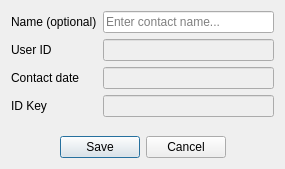
First picture: the form in BlockSettleUILib/EditContactDialog.ui, repository BlockSettle/terminal, before the edit.
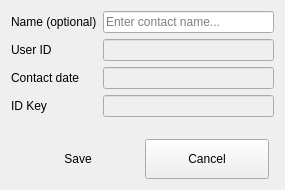
Second picture: the form after the edit.

Commit message: Updated edit contact dialog form

```diff
--- a/BlockSettleUILib/EditContactDialog.ui
+++ b/BlockSettleUILib/EditContactDialog.ui
@@ -7,14 +7,14 @@
     <x>0</x>
     <y>0</y>
     <width>285</width>
-    <height>169</height>
+    <height>190</height>
    </rect>
   </property>
-  <property name="sizePolicy">
-   <sizepolicy hsizetype="Fixed" vsizetype="Fixed">
-    <horstretch>0</horstretch>
-    <verstretch>0</verstretch>
-   </sizepolicy>
+  <property name="minimumSize">
+   <size>
+    <width>225</width>
+    <height>0</height>
+   </size>
   </property>
   <property name="windowTitle">
    <string>Edit contact</string>
@@ -94,16 +94,80 @@
     </spacer>
    </item>
    <item>
-    <widget class="QDialogButtonBox" name="buttonBox">
-     <property name="orientation">
-      <enum>Qt::Horizontal</enum>
+    <widget class="QWidget" name="widget" native="true">
+     <property name="minimumSize">
+      <size>
+       <width>0</width>
+       <height>40</height>
+      </size>
      </property>
-     <property name="standardButtons">
-      <set>QDialogButtonBox::Cancel|QDialogButtonBox::Save</set>
+     <property name="maximumSize">
+      <size>
+       <width>16777215</width>
+       <height>40</height>
+      </size>
      </property>
-     <property name="centerButtons">
-      <bool>true</bool>
-     </property>
+     <layout class="QHBoxLayout" name="horizontalLayout">
+      <property name="spacing">
+       <number>5</number>
+      </property>
+      <property name="leftMargin">
+       <number>5</number>
+      </property>
+      <property name="topMargin">
+       <number>0</number>
+      </property>
+      <property name="rightMargin">
+       <number>5</number>
+      </property>
+      <property name="bottomMargin">
+       <number>0</number>
+      </property>
+      <item>
+       <widget class="QPushButton" name="saveButton">
+        <property name="minimumSize">
+         <size>
+          <width>0</width>
+          <height>40</height>
+         </size>
+        </property>
+        <property name="maximumSize">
+         <size>
+          <width>16777215</width>
+          <height>40</height>
+         </size>
+        </property>
+        <property name="text">
+         <string>Save</string>
+        </property>
+        <property name="default">
+         <bool>true</bool>
+        </property>
+        <property name="flat">
+         <bool>true</bool>
+        </property>
+       </widget>
+      </item>
+      <item>
+       <widget class="QPushButton" name="cancelButton">
+        <property name="minimumSize">
+         <size>
+          <width>0</width>
+          <height>40</height>
+         </size>
+        </property>
+        <property name="maximumSize">
+         <size>
+          <width>16777215</width>
+          <height>40</height>
+         </size>
+        </property>
+        <property name="text">
+         <string>Cancel</string>
+        </property>
+       </widget>
+      </item>
+     </layout>
     </widget>
    </item>
   </layout>
```
Left out of the diff: 35 changed lines with no effect on the pictures. The commit also changes 1 other file.
